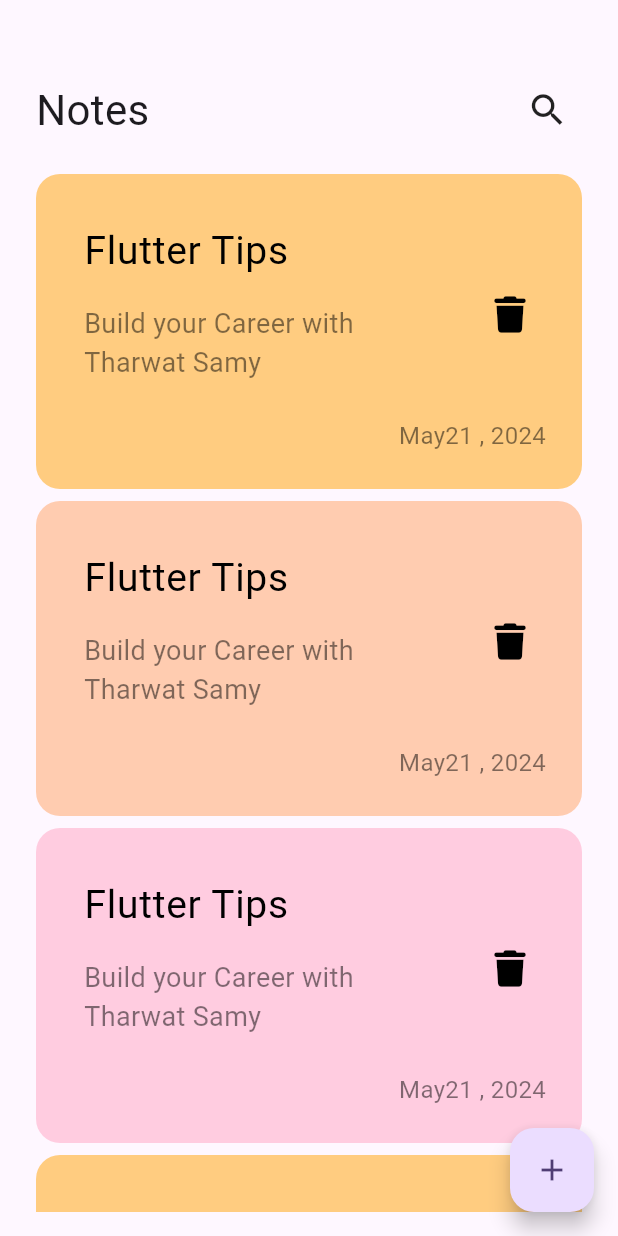
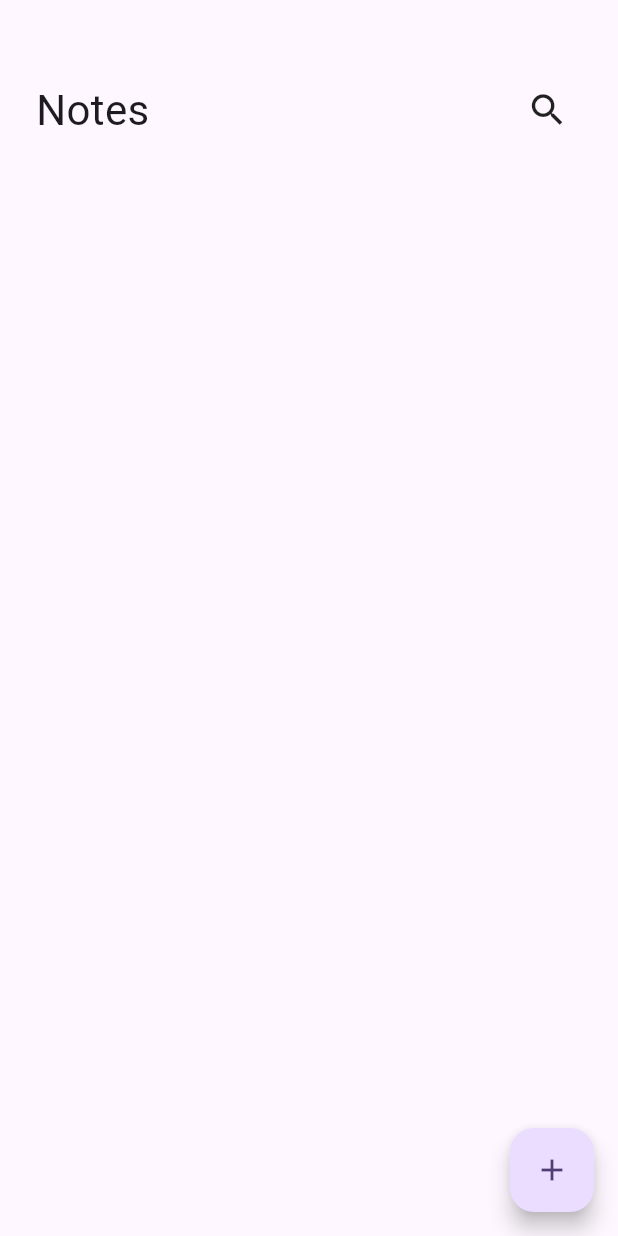
Before and after one commit to basmalahesham/notes_app, a Flutter app: the NotesView screen opened directly, on a phone screen of 412 x 824 dp. Run offline on Flutter 3.47's test engine with Material 3 defaults, Android fonts, the phone set to English and light mode, and no system bars; our stand-ins replace audioplayers, cloud_firestore, dio, firebase_auth, firebase_core, flutter_bloc and 4 more; accounts and stored records are empty.

Commit message:
display notes part one

```diff
--- a/lib/notes_app/cubits/notes_cubit/notes_cubit.dart
+++ b/lib/notes_app/cubits/notes_cubit/notes_cubit.dart
@@ -9,9 +9,9 @@ part 'notes_state.dart';
 class NotesCubit extends Cubit<NotesState> {
   NotesCubit() : super(NotesInitial());
 
+  List<NoteModel>? notes;
   fetchAllNotes() async {
     var notesBox = Hive.box<NoteModel>(kNotesBox);
-    List<NoteModel> notes = notesBox.values.toList();
-    emit(NotesSuccess(notes));
+    notes = notesBox.values.toList();
   }
 }
--- a/lib/notes_app/cubits/notes_cubit/notes_state.dart
+++ b/lib/notes_app/cubits/notes_cubit/notes_state.dart
@@ -3,10 +3,3 @@ part of 'notes_cubit.dart';
 @immutable
 abstract class NotesState{}
 class NotesInitial extends NotesState{}
-class NotesLoading extends NotesState{}
-class NotesSuccess extends NotesState{
-  final List<NoteModel> notes;
-
-  NotesSuccess(this.notes);
-
-}
--- a/lib/notes_app/views/widgets/custom_notes_item.dart
+++ b/lib/notes_app/views/widgets/custom_notes_item.dart
@@ -3,9 +3,9 @@ import 'package:flutter_udemy_tharwat2/notes_app/views/edit_note_view.dart';
 import 'package:font_awesome_flutter/font_awesome_flutter.dart';
 
 class NoteItem extends StatelessWidget {
-  const NoteItem({super.key, required this.color});
+  const NoteItem({super.key,});
 
-  final Color color;
+  //final Color color;
   @override
   Widget build(BuildContext context) {
     return GestureDetector(
@@ -24,7 +24,8 @@ class NoteItem extends StatelessWidget {
           left: 16,
         ),
         decoration: BoxDecoration(
-          color: color,
+          //color: color,
+          color: const Color(0xffFFCC80),
           borderRadius: BorderRadius.circular(16),
         ),
         child: Column(
--- a/lib/notes_app/views/widgets/notes_list_view.dart
+++ b/lib/notes_app/views/widgets/notes_list_view.dart
@@ -1,4 +1,7 @@
 import 'package:flutter/material.dart';
+import 'package:flutter_bloc/flutter_bloc.dart';
+import 'package:flutter_udemy_tharwat2/notes_app/cubits/notes_cubit/notes_cubit.dart';
+import 'package:flutter_udemy_tharwat2/notes_app/models/note_model.dart';
 
 import 'custom_notes_item.dart';
 
@@ -6,7 +9,8 @@ class NotesListView extends StatelessWidget {
   const NotesListView({
     super.key,
   });
-  final List<Color> colors = const [
+
+  /*final List<Color> colors = const [
     Color(0xffFFCC80),
     Color(0xffFFCCb0),
     Color(0xffFFCCe0),
@@ -19,21 +23,29 @@ class NotesListView extends StatelessWidget {
     Color(0xffFFCC80),
     Color(0xffFFCCb0),
     Color(0xffFFCCe0),
-  ];
+  ];*/
+
   @override
   Widget build(BuildContext context) {
+    return BlocBuilder<NotesCubit, NotesState>(
+      builder: (context, state) {
+        List<NoteModel> notes = BlocProvider.of<NotesCubit>(context).notes!;
         return Padding(
           padding: const EdgeInsets.symmetric(vertical: 16.0),
           child: ListView.builder(
             padding: EdgeInsets.zero,
-        itemCount: colors.length,
-        itemBuilder: (context, index) => Padding(
-          padding: const EdgeInsets.symmetric(vertical: 4.0),
+            itemCount: notes.length,
+            //itemCount: colors.length,
+            itemBuilder: (context, index) =>
+                 Padding(
+                  padding: EdgeInsets.symmetric(vertical: 4.0),
                   child: NoteItem(
-            color: colors[index],
+                    //color: colors[index],
                   ),
                 ),
           ),
         );
+      },
+    );
   }
 }
```
Lines whose indentation alone changed are shown as unchanged.
